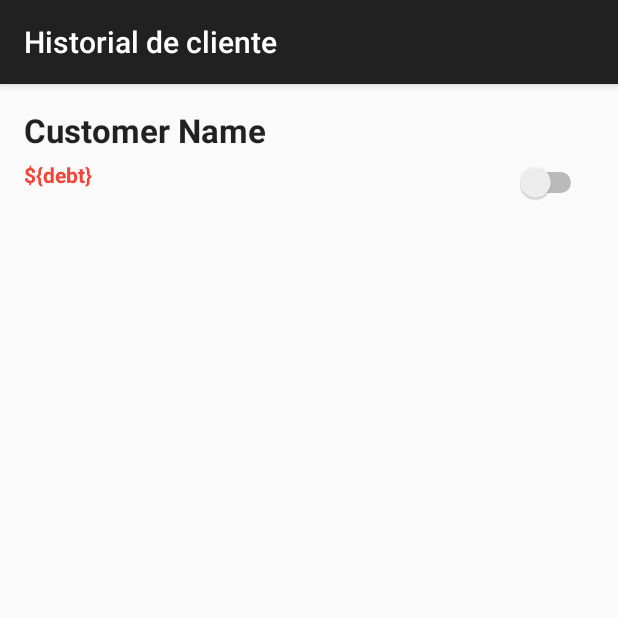
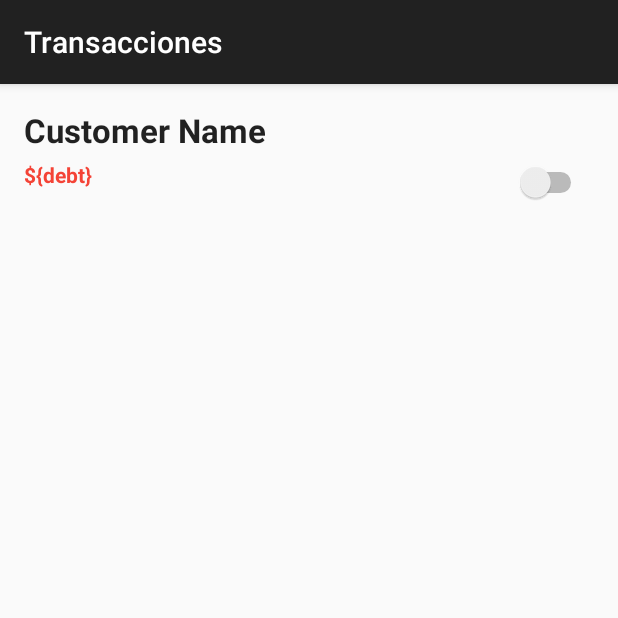
Before and after one commit to pperezp/casero, an Android app: the CustomerViewActivity screen opened directly, with no data from a screen before it, on a phone screen of 412 x 824 dp, the top half of it. Run offline under Robolectric (Android 15) with nearby library versions, the phone set to English and light mode, and no system bars; 4 statements that could not run were skipped.

Commit message:
refactor: update strings.xml

```diff
--- a/app/src/main/res/values/strings.xml
+++ b/app/src/main/res/values/strings.xml
@@ -3,7 +3,7 @@
     <string name="action_settings">Settings</string>
     <string name="title_activity_crear_cliente">Crear Cliente</string>
     <string name="title_activity_cliente_item">ClienteItem</string>
-    <string name="title_activity_visualizar_cliente">Historial de cliente</string>
+    <string name="title_activity_visualizar_cliente">Transacciones</string>
     <string name="title_activity_movimiento_item">MovimientoItem</string>
     <string name="title_activity_abonar">AbonarActivity</string>
     <string name="title_activity_venta">Venta</string>
@@ -65,7 +65,7 @@
     <string name="created_customer">Cliente [{0}] creado!</string>
     <string name="address_of">Dirección de {0}</string>
 
-    <string name="choose_an_option">Escoge una opción:</string>
+    <string name="choose_an_option">¿Qué desea hacer?</string>
     <string name="pay">Abonar</string>
     <string name="pay_amount">Monto a abonar:</string>
     <string name="address_change">Cambiar dirección</string>
@@ -90,7 +90,7 @@
         <item>CONDONAR DEUDA</item>
         <item>Ver dirección</item>
         <item>Cambiar dirección</item>
-        <item>Ver detalles</item>
+        <item>Transacciones</item>
     </string-array>
 
     <string-array name="transaction_options">
```
